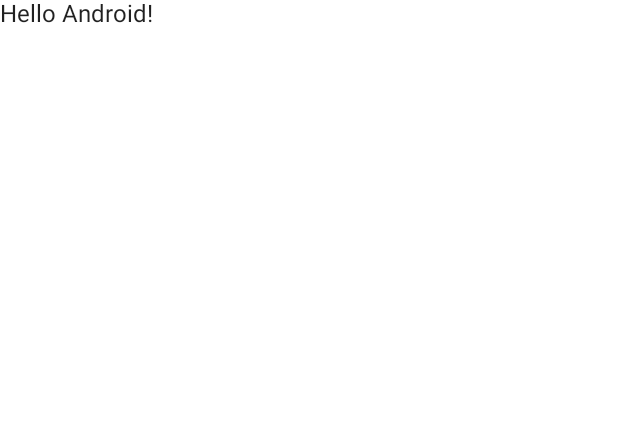
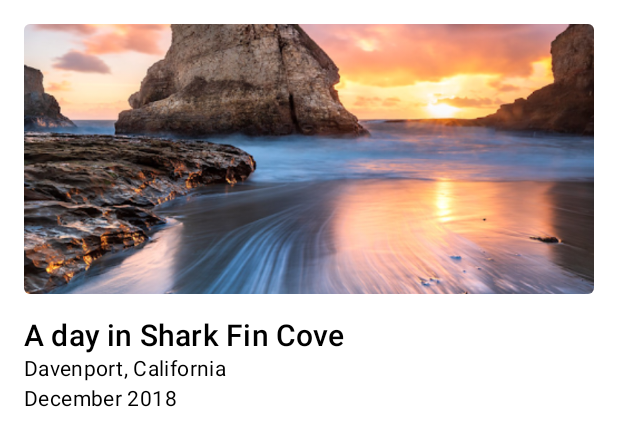
Before and after one commit to kiptechie/ComposeLearning, an Android app built with Jetpack Compose: the @Preview function DefaultPreview, on a phone screen of 412 x 824 dp. Shown: the top 446 px of the screen. Run offline under Robolectric (Android 15) with nearby library versions, the phone set to English and light mode, and no system bars.

Commit message:
The basics of compose
Composable functions
Layouts
Material Design

```diff
--- a/app/src/main/java/com/poetcodes/composelearning/MainActivity.kt
+++ b/app/src/main/java/com/poetcodes/composelearning/MainActivity.kt
@@ -3,36 +3,65 @@ package com.poetcodes.composelearning
 import android.os.Bundle
 import androidx.activity.ComponentActivity
 import androidx.activity.compose.setContent
+import androidx.compose.foundation.Image
+import androidx.compose.foundation.layout.*
+import androidx.compose.foundation.shape.RoundedCornerShape
 import androidx.compose.material.MaterialTheme
+import androidx.compose.material.MaterialTheme.typography
 import androidx.compose.material.Surface
 import androidx.compose.material.Text
 import androidx.compose.runtime.Composable
+import androidx.compose.ui.Modifier
+import androidx.compose.ui.draw.clip
+import androidx.compose.ui.layout.ContentScale
+import androidx.compose.ui.res.painterResource
 import androidx.compose.ui.tooling.preview.Preview
+import androidx.compose.ui.unit.dp
 import com.poetcodes.composelearning.ui.theme.ComposeLearningTheme
 
 class MainActivity : ComponentActivity() {
     override fun onCreate(savedInstanceState: Bundle?) {
         super.onCreate(savedInstanceState)
         setContent {
-            ComposeLearningTheme {
-                // A surface container using the 'background' color from the theme
-                Surface(color = MaterialTheme.colors.background) {
-                    Greeting("Android")
-                }
-            }
+            NewsStory()
         }
     }
 }
 
 @Composable
-fun Greeting(name: String) {
+fun NewsStory() {
+    Column(
+        modifier = Modifier.padding(16.dp)
+    ) {
+        Image(
+            painter = painterResource(R.drawable.header),
+            contentDescription = null,
+            modifier = Modifier
+                .height(180.dp)
+                .fillMaxWidth()
+                .clip(shape = RoundedCornerShape(4.dp)),
+            contentScale = ContentScale.Crop
+        )
+        Spacer(Modifier.height(16.dp))
+        Text("A day in Shark Fin Cove", style = typography.h6)
+        Text("Davenport, California", style = typography.body2)
+        Text("December 2018", style = typography.body2)
+    }
+}
+
+@Preview
+@Composable
+fun DefaultPreview() {
+    NewsStory()
+}
+
+@Composable
+fun Greeting(name : String) {
     Text(text = "Hello $name!")
 }
 
-@Preview(showBackground = true)
+@Preview
 @Composable
-fun DefaultPreview() {
-    ComposeLearningTheme {
-        Greeting("Android")
-    }
+fun PreviewGreeting() {
+    Greeting("Android")
 }
```
Also changed, not shown: app/src/main/res/drawable/header.png (added).
